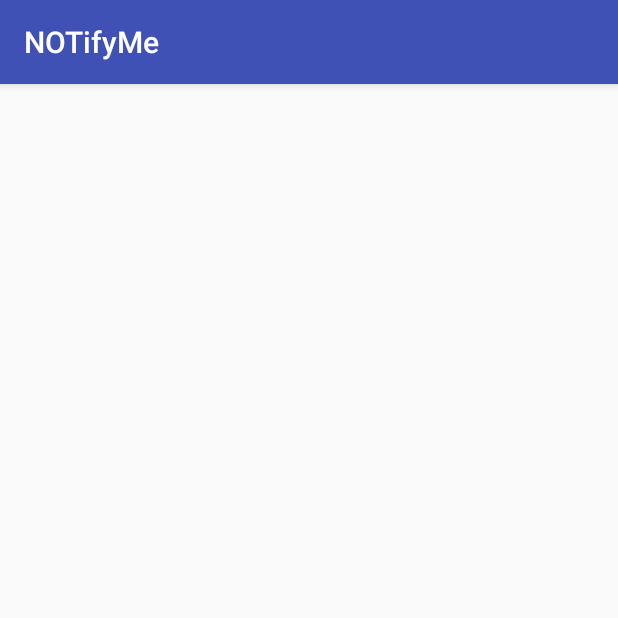
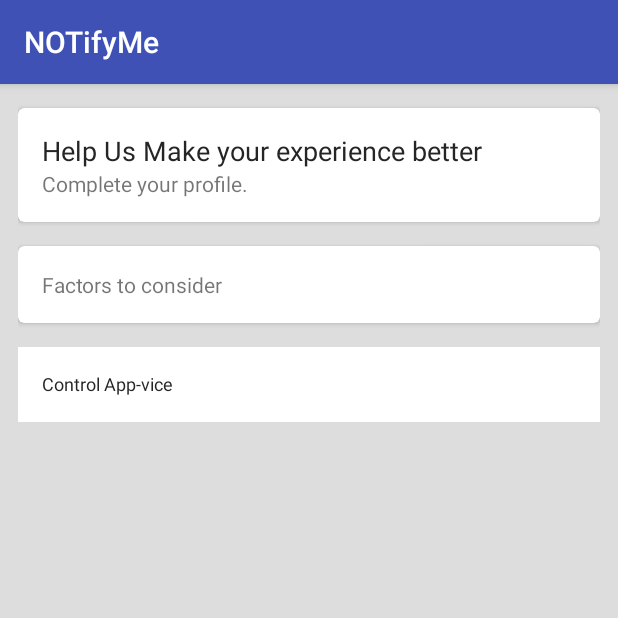
Before and after one commit to infinitec123/LetUsMeet, an Android app: the screen it shows after launch (MainActivity before the commit, ControlPanelActivity after it), on a phone screen of 412 x 824 dp, the top half of it. Run offline under Robolectric (Android 15) with nearby library versions, the phone set to English and light mode, and no system bars; our stand-ins replace ButterKnife; libraries missing offline, so code that uses them is left out: com.firebase.client; 1 statement that could not run was skipped.

Commit message:
Commit 8 - UI-1

```diff
--- a/app/build.gradle
+++ b/app/build.gradle
@@ -35,4 +35,5 @@ dependencies {
     compile 'com.google.android.gms:play-services-maps:8.4.0'
     compile 'com.firebase:firebase-client-android:2.5.1+'
     compile 'com.android.support:cardview-v7:23.1.1'
+    compile 'com.jakewharton:butterknife:7.0.1'
 }
--- a/app/src/main/java/infiniteloop/letusmeet/MainActivity.java
+++ b/app/src/main/java/infiniteloop/letusmeet/AppViceActivity.java
@@ -30,9 +30,9 @@ import com.google.android.gms.maps.model.MarkerOptions;
 import java.util.ArrayList;
 import java.util.List;
 
-public class MainActivity extends AppCompatActivity {
+public class AppViceActivity extends AppCompatActivity {
 
-    private static final String TAG = "MainActivity";
+    private static final String TAG = "AppViceActivity";
 
     ListView mAppList;
     AppAdapter mAdapter;
--- /dev/null
+++ b/app/src/main/java/infiniteloop/letusmeet/ControlPanelActivity.java
@@ -0,0 +1,33 @@
+package infiniteloop.letusmeet;
+
+import android.content.Intent;
+import android.os.Bundle;
+import android.support.v7.app.AppCompatActivity;
+import android.support.v7.widget.Toolbar;
+
+import butterknife.ButterKnife;
+import butterknife.OnClick;
+
+public class ControlPanelActivity extends AppCompatActivity {
+
+    private static final String TAG = "ControlPanelActivity";
+
+    @OnClick(R.id.new_appvice_block)
+    void controlAppVice() {
+        Intent intent = new Intent(this, AppViceActivity.class);
+        startActivity(intent);
+    }
+
+    @Override
+    protected void onCreate(Bundle savedInstanceState) {
+        super.onCreate(savedInstanceState);
+        setContentView(R.layout.activity_control_panel);
+        ButterKnife.bind(this);
+
+        Toolbar toolbar = (Toolbar) findViewById(R.id.toolbar);
+
+        setSupportActionBar(toolbar);
+
+    }
+
+}
--- /dev/null
+++ b/app/src/main/res/layout/activity_control_panel.xml
@@ -0,0 +1,128 @@
+<?xml version="1.0" encoding="utf-8"?>
+<android.support.design.widget.CoordinatorLayout xmlns:android="http://schemas.android.com/apk/res/android"
+    xmlns:app="http://schemas.android.com/apk/res-auto"
+    xmlns:tools="http://schemas.android.com/tools"
+    android:layout_width="match_parent"
+    android:layout_height="match_parent"
+    android:background="#DDDDDD"
+    android:fitsSystemWindows="true"
+    tools:context=".AppViceActivity">
+
+    <android.support.design.widget.AppBarLayout
+        android:layout_width="match_parent"
+        android:layout_height="wrap_content"
+        android:theme="@style/AppTheme.AppBarOverlay">
+
+        <android.support.v7.widget.Toolbar
+            android:id="@+id/toolbar"
+            android:layout_width="match_parent"
+            android:layout_height="?attr/actionBarSize"
+            android:background="?attr/colorPrimary"
+            app:popupTheme="@style/AppTheme.PopupOverlay" />
+
+    </android.support.design.widget.AppBarLayout>
+
+    <LinearLayout
+        android:layout_width="match_parent"
+        android:layout_height="wrap_content"
+        android:layout_marginLeft="12dp"
+        android:layout_marginRight="12dp"
+        android:layout_marginTop="?actionBarSize"
+        android:orientation="vertical">
+
+        <android.support.v7.widget.CardView xmlns:android="http://schemas.android.com/apk/res/android"
+            xmlns:app="http://schemas.android.com/apk/res-auto"
+            android:id="@+id/card_view"
+            android:layout_width="match_parent"
+            android:layout_height="wrap_content"
+            android:layout_marginTop="16dp"
+            app:cardCornerRadius="4dp">
+
+            <RelativeLayout
+                android:id="@+id/id_inner_container"
+                android:layout_width="match_parent"
+                android:layout_height="wrap_content"
+                android:padding="16dp">
+
+                <TextView
+                    android:id="@+id/id_1"
+                    android:layout_width="wrap_content"
+                    android:layout_height="wrap_content"
+                    android:text="Help Us Make your experience better"
+                    android:textColor="#252525"
+                    android:textSize="18sp" />
+
+                <TextView
+                    android:id="@+id/id_description"
+                    android:layout_width="wrap_content"
+                    android:layout_height="wrap_content"
+                    android:layout_below="@id/id_1"
+                    android:text="Complete your profile."
+                    android:textSize="14sp" />
+
+            </RelativeLayout>
+        </android.support.v7.widget.CardView>
+
+        <android.support.v7.widget.CardView xmlns:android="http://schemas.android.com/apk/res/android"
+            xmlns:app="http://schemas.android.com/apk/res-auto"
+            android:id="@+id/card_view_2"
+            android:layout_width="match_parent"
+            android:layout_height="wrap_content"
+            android:layout_marginTop="16dp"
+            app:cardCornerRadius="4dp">
+
+            <LinearLayout
+                android:id="@+id/id_inner_container_2"
+                android:layout_width="match_parent"
+                android:layout_height="wrap_content"
+                android:padding="16dp">
+
+                <TextView
+                    android:layout_width="wrap_content"
+                    android:layout_height="wrap_content"
+                    android:text="Factors to consider"
+                    android:textSize="14sp" />
+
+                <LinearLayout
+                    android:layout_width="match_parent"
+                    android:layout_height="wrap_content"
+                    android:orientation="horizontal">
+
+
+
+
+                </LinearLayout>
+
+            </LinearLayout>
+        </android.support.v7.widget.CardView>
+
+
+        <LinearLayout
+            android:id="@+id/new_appvice_block"
+            android:layout_width="match_parent"
+            android:layout_height="wrap_content"
+            android:layout_marginTop="16dp"
+            android:background="#FFFFFF"
+            android:orientation="vertical">
+
+            <TextView
+                android:id="@+id/id_textview_control_fine"
+                android:layout_width="match_parent"
+                android:layout_height="50dp"
+                android:background="?android:selectableItemBackground"
+                android:padding="16dp"
+                android:text="Control App-vice"
+                android:textColor="#252525"
+                android:textSize="12sp" />
+
+
+            <View
+                android:id="@+id/id_separator_2"
+                android:layout_width="match_parent"
+                android:layout_height="1dp"
+                android:background="#DDDDDD" />
+        </LinearLayout>
+
+    </LinearLayout>
+
+</android.support.design.widget.CoordinatorLayout>
--- a/app/src/main/res/layout/activity_main.xml
+++ b/app/src/main/res/layout/activity_main.xml
@@ -5,7 +5,7 @@
     android:layout_width="match_parent"
     android:layout_height="match_parent"
     android:fitsSystemWindows="true"
-    tools:context="infiniteloop.letusmeet.MainActivity">
+    tools:context=".AppViceActivity">
 
     <android.support.design.widget.AppBarLayout
         android:layout_width="match_parent"
--- a/app/src/main/res/layout/content_main.xml
+++ b/app/src/main/res/layout/content_main.xml
@@ -9,7 +9,7 @@
     android:paddingRight="@dimen/activity_horizontal_margin"
     android:paddingTop="@dimen/activity_vertical_margin"
     app:layout_behavior="@string/appbar_scrolling_view_behavior"
-    tools:context="infiniteloop.letusmeet.MainActivity"
+    tools:context=".AppViceActivity"
     tools:showIn="@layout/activity_main">
 
     <ListView xmlns:android="http://schemas.android.com/apk/res/android"
--- a/app/src/main/res/menu/menu_main.xml
+++ b/app/src/main/res/menu/menu_main.xml
@@ -1,7 +1,7 @@
 <menu xmlns:android="http://schemas.android.com/apk/res/android"
     xmlns:app="http://schemas.android.com/apk/res-auto"
     xmlns:tools="http://schemas.android.com/tools"
-    tools:context="infiniteloop.letusmeet.MainActivity">
+    tools:context=".AppViceActivity">
     <item
         android:id="@+id/action_settings"
         android:orderInCategory="100"
```
Also changed, not shown: app/src/main/AndroidManifest.xml (+9 -2 lines), app/src/main/java/infiniteloop/letusmeet/CacheUtils.java (added, +139 -0 lines).
